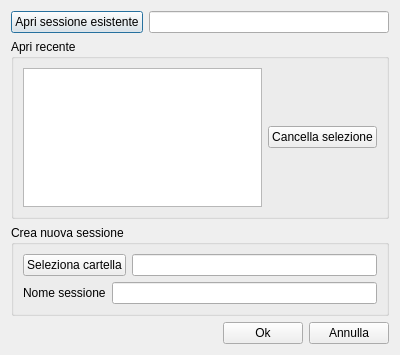
This is forms/sessione.ui in zorbaproject/Bran as Qt 5 draws it before an edit. The edited form follows.
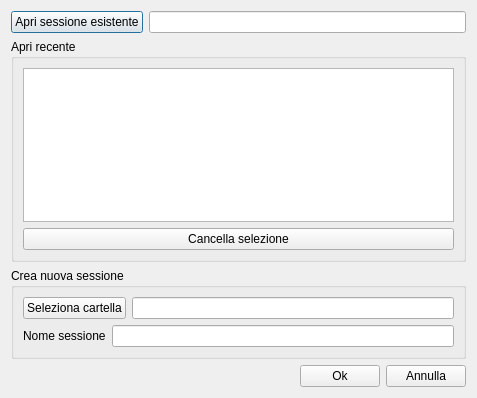
This is the edited form.

The edit to the form file:
```diff
--- a/forms/sessione.ui
+++ b/forms/sessione.ui
@@ -6,10 +6,16 @@
    <rect>
     <x>0</x>
     <y>0</y>
-    <width>400</width>
-    <height>355</height>
+    <width>477</width>
+    <height>398</height>
    </rect>
   </property>
+  <property name="minimumSize">
+   <size>
+    <width>477</width>
+    <height>0</height>
+   </size>
+  </property>
   <property name="windowTitle">
    <string>Dialog</string>
   </property>
@@ -33,7 +39,7 @@
      <property name="title">
       <string>Apri recente</string>
      </property>
-     <layout class="QHBoxLayout" name="horizontalLayout_5">
+     <layout class="QVBoxLayout" name="verticalLayout_3">
       <item>
        <widget class="QListWidget" name="recenti"/>
       </item>
```
